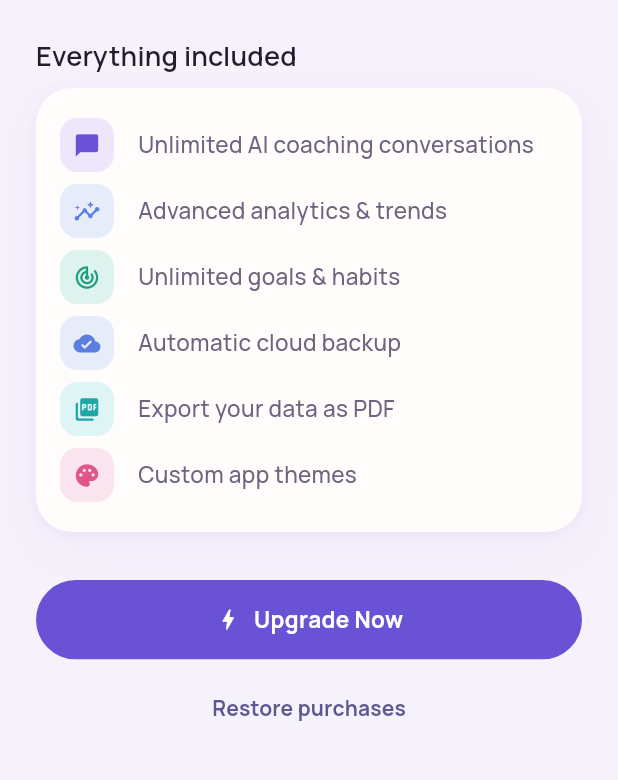
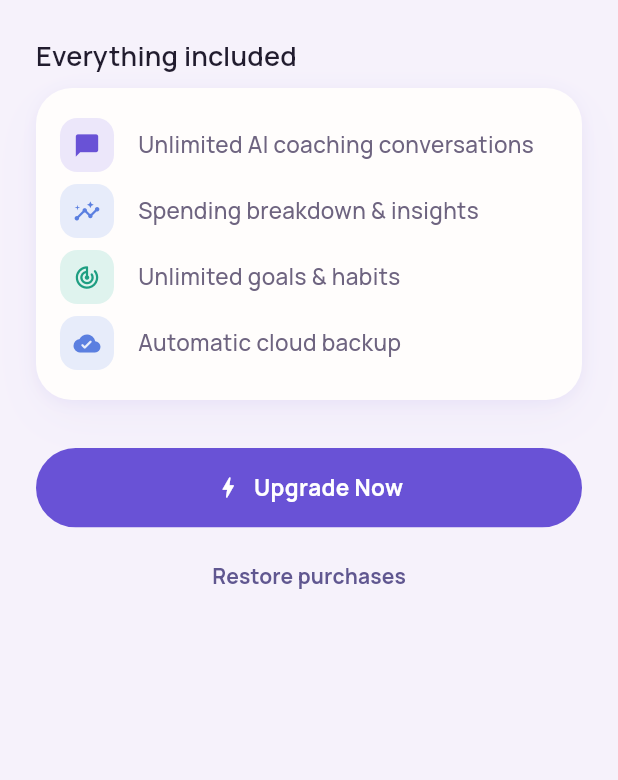
Before and after one commit to robyntjiesnathan-hash/lifeflowAI, a Flutter app: the PremiumScreen screen opened by its route, on a phone screen of 412 x 824 dp, the part 386-1166 px from its top. Run offline on Flutter 3.47's test engine with Material 3 defaults, Android fonts, the phone set to English and light mode, and no system bars; our stand-ins replace cached_network_image, cloud_firestore, firebase_auth, firebase_core, firebase_storage, fl_chart and 12 more; accounts and stored records are empty; generated files the repository leaves out were written again.

Commit message:
Fix false claims on the premium paywall
The paywall advertised 6 perks; investigated each against the actual
codebase:

- "Unlimited AI coaching conversations" — nothing enforced any limit
  for free users, so this was meaningless as a differentiator. Added a
  real free-tier cap (kFreeMessageLimit = 20 messages) enforced in
  AiCoachController.sendMessage, checked on every send. Deliberately
  counts total messages rather than conversation count — the app has
  no UI to start a second conversation thread at all (always resumes
  the most recent one), so a per-conversation cap would've been
  unreachable dead code. Free users who hit the cap get a SnackBar
  with an "Upgrade" action linking to /premium.
- "Automatic cloud backup" — verified already true: every repository
  (including for anonymous/guest sign-in, which uses real Firebase
  Anonymous Auth) already writes straight to Firestore. No change
  needed.
- "Export your data as PDF" and "Custom app themes" — zero backing
  code anywhere (no pdf/printing dependency; no theme-variant system
  beyond light/dark/system). Removed both rather than building new
  features under a copy-fix task.
- "Advanced analytics & trends" — renamed to "Spending breakdown &
  insights" to match what actually exists (Budget's category pie
  chart) instead of implying trend charts that don't exist.
- "Unlimited goals & habits" — left as-is; genuinely true (no cap
  exists for anyone), just not currently a differentiator.

Feature list trimmed from 6 to 4 honest claims; color/tint arrays in
premium_screen.dart's _buildFeatureList updated to match.

Verified flutter analyze clean and smoke-tested the AI Coach flow to
confirm the new per-send check doesn't false-positive on normal usage.

```diff
--- a/lib/features/premium/presentation/screens/premium_screen.dart
+++ b/lib/features/premium/presentation/screens/premium_screen.dart
@@ -10,13 +10,18 @@ import '../../../../core/widgets/app_card.dart';
 import '../../../../core/widgets/badge_chip.dart';
 import '../../application/premium_providers.dart';
 
+// Trimmed from 6 to 4 claims — "Export your data as PDF" and "Custom app
+// themes" had zero backing code anywhere (no pdf/printing dependency, no
+// theme-variant system beyond light/dark/system), and "Advanced analytics
+// & trends" was renamed to match what actually exists today (Budget's
+// category pie chart) rather than implying trend charts that don't exist.
+// "Unlimited AI coaching conversations" is now a real, enforced cap — see
+// kFreeMessageLimit in ai_coach_providers.dart.
 const List<(String, IconData)> _premiumFeatures = [
   ('Unlimited AI coaching conversations', Icons.chat_bubble_rounded),
-  ('Advanced analytics & trends', Icons.insights_rounded),
+  ('Spending breakdown & insights', Icons.insights_rounded),
   ('Unlimited goals & habits', Icons.track_changes_rounded),
   ('Automatic cloud backup', Icons.cloud_done_rounded),
-  ('Export your data as PDF', Icons.picture_as_pdf_rounded),
-  ('Custom app themes', Icons.palette_rounded),
 ];
 
 /// Paywall screen — shows the premium feature list and an "Upgrade Now" CTA
@@ -123,16 +128,12 @@ class _PremiumScreenState extends ConsumerState<PremiumScreen> {
       semantic.categoryBlue,
       semantic.success,
       semantic.info,
-      semantic.categoryTeal,
-      semantic.categoryPink,
     ];
     final tints = [
       semantic.categoryPurpleTint,
       semantic.categoryBlueTint,
       semantic.successTint,
       semantic.infoTint,
-      semantic.categoryTealTint,
-      semantic.categoryPinkTint,
     ];
     return AppCard(
       elevation: AppElevation.raised,
```
Also changed, not shown: lib/features/ai_coach/application/ai_coach_providers.dart (+26 -0 lines), lib/features/ai_coach/domain/ai_coach_exceptions.dart (added, +7 -0 lines), lib/features/ai_coach/presentation/screens/ai_coach_screen.dart (+11 -0 lines).
